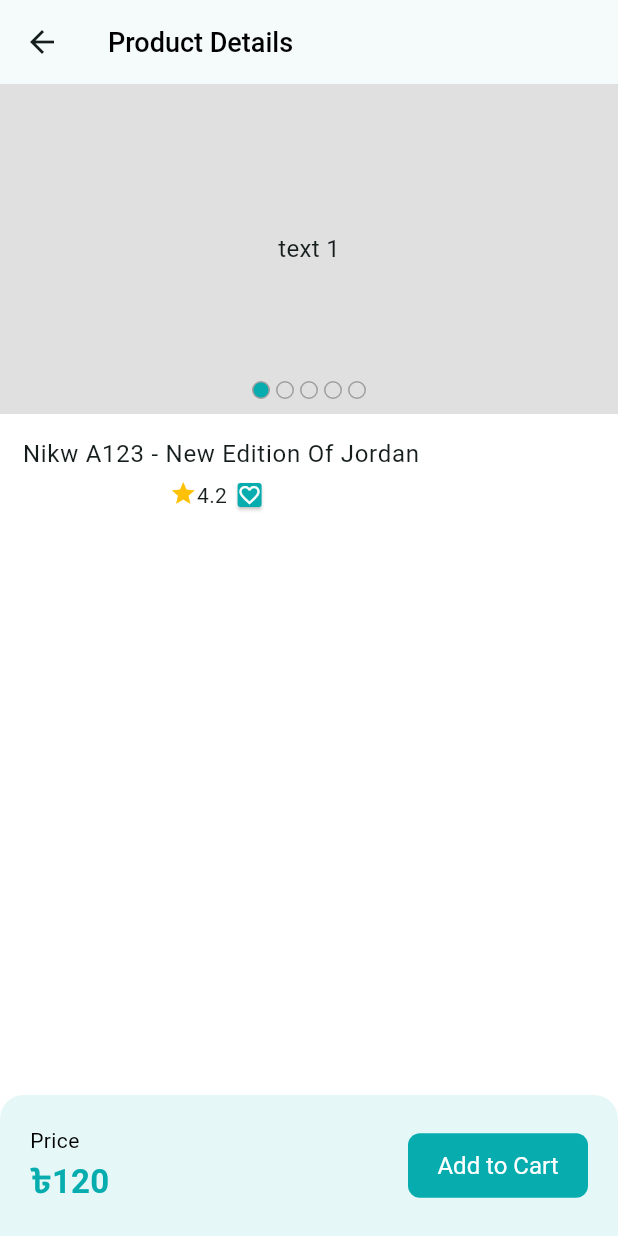
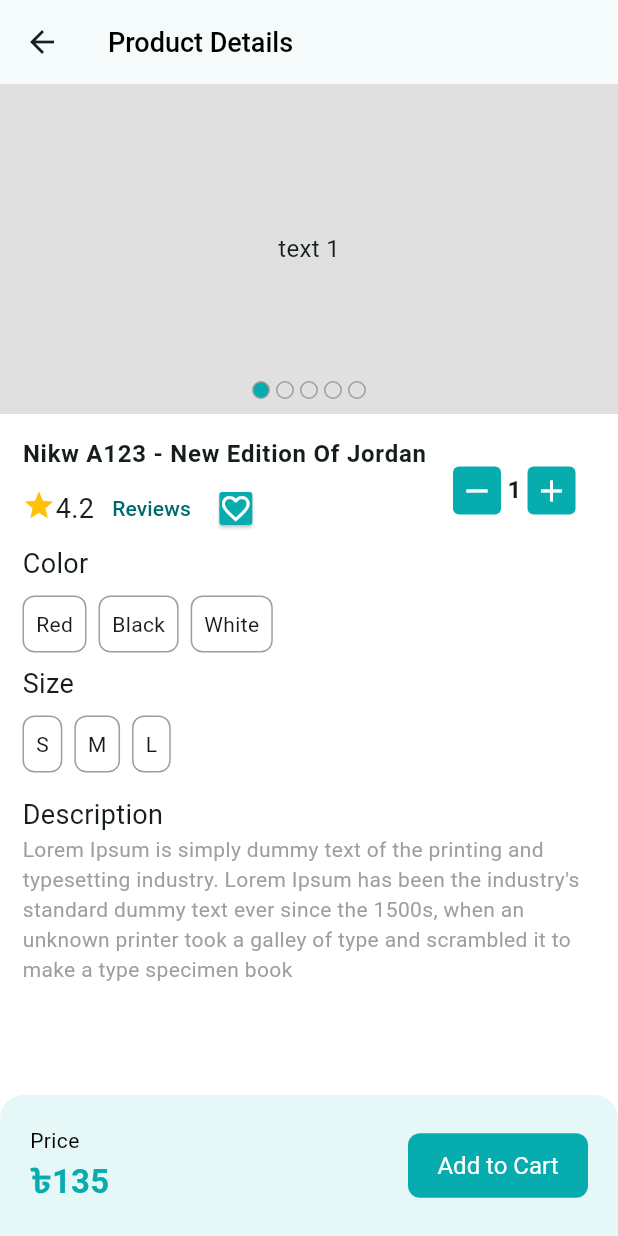
Before and after one commit to hemusyl/ost_ecommerce, a Flutter app: the ProductDetailsScreen screen opened directly, on a phone screen of 412 x 824 dp. Run offline on Flutter 3.47's test engine with Material 3 defaults, Android fonts, the phone set to English and light mode, and no system bars; drawn by our look-alikes of carousel_slider; our stand-ins replace firebase_analytics, firebase_core, firebase_crashlytics, flutter_svg, get, package_info_plus and 1 more; accounts and stored records are empty.

Commit message:
Product Details done

```diff
--- a/lib/features/products/product_details_screen.dart
+++ b/lib/features/products/product_details_screen.dart
@@ -1,8 +1,11 @@
 import 'package:flutter/material.dart';
+import 'package:ost_ecommerce/features/products/widgets/color_picker.dart';
 import 'package:ost_ecommerce/features/products/widgets/product_image_slider.dart';
+import 'package:ost_ecommerce/features/products/widgets/size_picker.dart';
 import 'package:ost_ecommerce/features/products/widgets/total_price_and_cart_section.dart';
 
 import '../../app/app_colors.dart';
+import '../shared/presentation/widgets/inc_dec_button.dart';
 
 class ProductDetailsScreen extends StatefulWidget {
   const ProductDetailsScreen({super.key});
@@ -22,35 +25,44 @@ class _ProductDetailsScreenState extends State<ProductDetailsScreen> {
       body: Column(
         children: [
           Expanded(
+            child: SingleChildScrollView(
               child: Column(
+                crossAxisAlignment: CrossAxisAlignment.start,
                 children: [
                   ProductImageSlider(),
                   Padding(
                     padding: const EdgeInsets.all(15),
                     child: Column(
+                      crossAxisAlignment: CrossAxisAlignment.start,
                       children: [
                         Row(
+                          spacing: 8,
                           children: [
-                          Column(
+                            Expanded(
+                              child: Column(
+                                crossAxisAlignment: CrossAxisAlignment.start,
                                 children: [
                                   Text(
                                     'Nikw A123 - New Edition Of Jordan',
-                                style: textTheme.bodyLarge,
+                                    style: textTheme.bodyLarge?.copyWith(
+                                      fontWeight: FontWeight.w600,
+                                    ),
                                   ),
                                   Row(
-                                mainAxisAlignment:
-                                    MainAxisAlignment.spaceBetween,
                                     children: [
                                       Wrap(
                                         children: [
                                           Icon(
                                             Icons.star,
-                                        size: 18,
+                                            size: 22,
                                             color: Colors.amber,
                                           ),
-                                      Text('4.2'),
+                                          Text('4.2', style: TextStyle(
+                                            fontSize: 18,
+                                          ), ),
                                         ],
                                       ),
+                                      TextButton(onPressed: (){}, child: Text('Reviews'),),
                                       Padding(
                                         padding: const EdgeInsets.all(3),
                                         child: Card(
@@ -60,7 +72,7 @@ class _ProductDetailsScreenState extends State<ProductDetailsScreen> {
                                           ),
                                           child: Icon(
                                             Icons.favorite_outline,
-                                        size: 16,
+                                            size: 22,
                                             color: Colors.white,
                                           ),
                                         ),
@@ -69,7 +81,29 @@ class _ProductDetailsScreenState extends State<ProductDetailsScreen> {
                                   ),
                                 ],
                               ),
+                            ),
+                            SizedBox(
+                              width: 95,
+                              child: IncDecButton(onChange: (int value) {}),
+                            ),
                           ],
+                        ),
+                        Text('Color',style: TextStyle(fontSize: 18),),
+                        const SizedBox(height: 8,),
+                        ColorPicker(colors: ['Red','Black', 'White'], onSelected: (String ) {  },),
+                        const SizedBox(height: 8,),
+                        Text('Size',style: TextStyle(fontSize: 18),),
+                        const SizedBox(height: 8,),
+                        SizePicker(sizes: ['S','M', 'L'], onSelected: (String ) {  },),
+                        const SizedBox(height: 15),
+                        Text('Description', style: TextStyle(fontSize: 18)),
+                        Text(
+                          '''Lorem Ipsum is simply dummy text of the printing and typesetting industry. Lorem Ipsum has been the industry's standard dummy text ever since the 1500s, when an unknown printer took a galley of type and scrambled it to make a type specimen book''',
+                          style: TextStyle(
+                            fontSize: 14,
+                            fontWeight: FontWeight.w400,
+                            color: Colors.grey,
+                          ),
                         ),
                       ],
                     ),
@@ -77,7 +111,7 @@ class _ProductDetailsScreenState extends State<ProductDetailsScreen> {
                 ],
               ),
             ),
-
+          ),
           TotalPriceAndCartSection(),
         ],
       ),
--- /dev/null
+++ b/lib/features/products/widgets/color_picker.dart
@@ -0,0 +1,45 @@
+import 'package:flutter/material.dart';
+
+import '../../../app/app_colors.dart';
+
+class ColorPicker extends StatefulWidget {
+  const ColorPicker({super.key, required this.colors, required this.onSelected});
+
+  final List<String> colors;
+  final Function(String) onSelected;
+
+  @override
+  State<ColorPicker> createState() => _ColorPickerState();
+}
+
+class _ColorPickerState extends State<ColorPicker> {
+  String? _selectedColor;
+  @override
+  Widget build(BuildContext context) {
+    return Row(
+      spacing: 8,
+      children: widget.colors.map((color) {
+        return GestureDetector(
+          onTap: () {
+            _selectedColor = color;
+            widget.onSelected(color);
+            setState(() {});
+          },
+          child: Container(
+            padding: EdgeInsets.all(8),
+            decoration: BoxDecoration(
+                color: _selectedColor == color ? AppColors.themeColor : null,
+                border: Border.all(
+                    color: Colors.grey
+                ),
+                borderRadius: BorderRadius.circular(8)
+            ),
+            child: Text(color, style: TextStyle(
+              color: _selectedColor == color ? Colors.white : null,
+            ),),
+          ),
+        );
+      }).toList(),
+    );
+  }
+}
--- /dev/null
+++ b/lib/features/products/widgets/size_picker.dart
@@ -0,0 +1,45 @@
+import 'package:flutter/material.dart';
+
+import '../../../app/app_colors.dart';
+
+class SizePicker extends StatefulWidget {
+  const SizePicker({super.key, required this.sizes, required this.onSelected});
+
+  final List<String> sizes;
+  final Function(String) onSelected;
+
+  @override
+  State<SizePicker> createState() => _SizePickerState();
+}
+
+class _SizePickerState extends State<SizePicker> {
+  String? _selectedColor;
+  @override
+  Widget build(BuildContext context) {
+    return Row(
+      spacing: 8,
+      children: widget.sizes.map((size) {
+        return GestureDetector(
+          onTap: () {
+            _selectedColor = size;
+            widget.onSelected(size);
+            setState(() {});
+          },
+          child: Container(
+            padding: EdgeInsets.all(8),
+            decoration: BoxDecoration(
+                color: _selectedColor == size ? AppColors.themeColor : null,
+                border: Border.all(
+                    color: Colors.grey
+                ),
+                borderRadius: BorderRadius.circular(8)
+            ),
+            child: Text(size, style: TextStyle(
+              color: _selectedColor == size ? Colors.white : null,
+            ),),
+          ),
+        );
+      }).toList(),
+    );
+  }
+}
--- a/lib/features/products/widgets/total_price_and_cart_section.dart
+++ b/lib/features/products/widgets/total_price_and_cart_section.dart
@@ -28,7 +28,7 @@ class TotalPriceAndCartSection extends StatelessWidget {
             crossAxisAlignment: CrossAxisAlignment.start,
             children: [
               Text('Price', style: TextStyle(color: Colors.black),),
-              Text('${takaSign}120', style: textTheme.titleMedium?.copyWith(color: AppColors.themeColor),)
+              Text('${takaSign}135', style: textTheme.titleMedium?.copyWith(color: AppColors.themeColor),)
             ],
           ),
           SizedBox(
--- /dev/null
+++ b/lib/features/shared/presentation/widgets/inc_dec_button.dart
@@ -0,0 +1,58 @@
+import 'package:flutter/material.dart';
+import 'package:ost_ecommerce/app/app_colors.dart';
+
+class IncDecButton extends StatefulWidget {
+  const IncDecButton({super.key, required this.onChange});
+
+  final Function(int) onChange;
+
+  @override
+  State<IncDecButton> createState() => _IncDecButtonState();
+}
+
+class _IncDecButtonState extends State<IncDecButton> {
+  int _currentValue = 1;
+
+  @override
+  Widget build(BuildContext context) {
+    return Row(
+      spacing: 4,
+      children: [
+        _buildButton(Icons.remove, () {
+          if (_currentValue > 1) {
+            _currentValue--;
+            widget.onChange(_currentValue);
+            setState(() {});
+          }
+        }),
+        Text(
+          _currentValue.toString(),
+          style: Theme.of(
+            context,
+          ).textTheme.bodyLarge?.copyWith(fontWeight: FontWeight.bold),
+        ),
+        _buildButton(Icons.add, () {
+          _currentValue++;
+          widget.onChange(_currentValue);
+          setState(() {});
+        }),
+      ],
+    );
+  }
+
+  Widget _buildButton(IconData icon, VoidCallback onTap) {
+    return GestureDetector(
+      onTap: onTap,
+      child: Container(
+        decoration: BoxDecoration(
+          color: AppColors.themeColor,
+          borderRadius: BorderRadius.circular(4),
+        ),
+        child: Padding(
+          padding: const EdgeInsets.all(4),
+          child: Icon(icon, color: Colors.white),
+        ),
+      ),
+    );
+  }
+}
```
Lines whose indentation alone changed are shown as unchanged.
